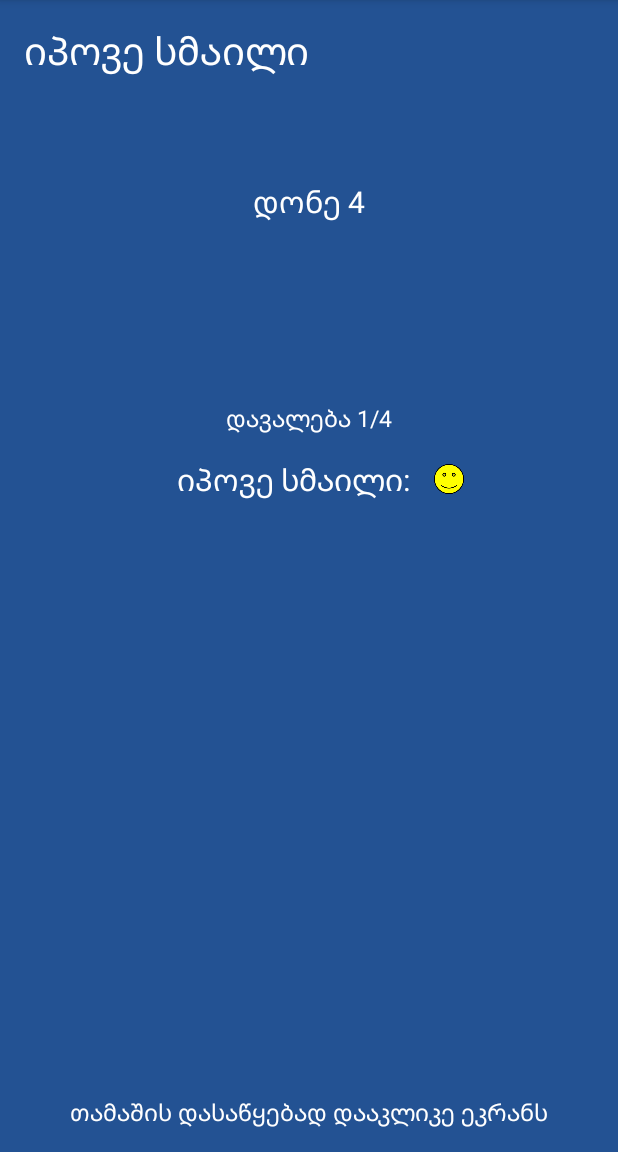
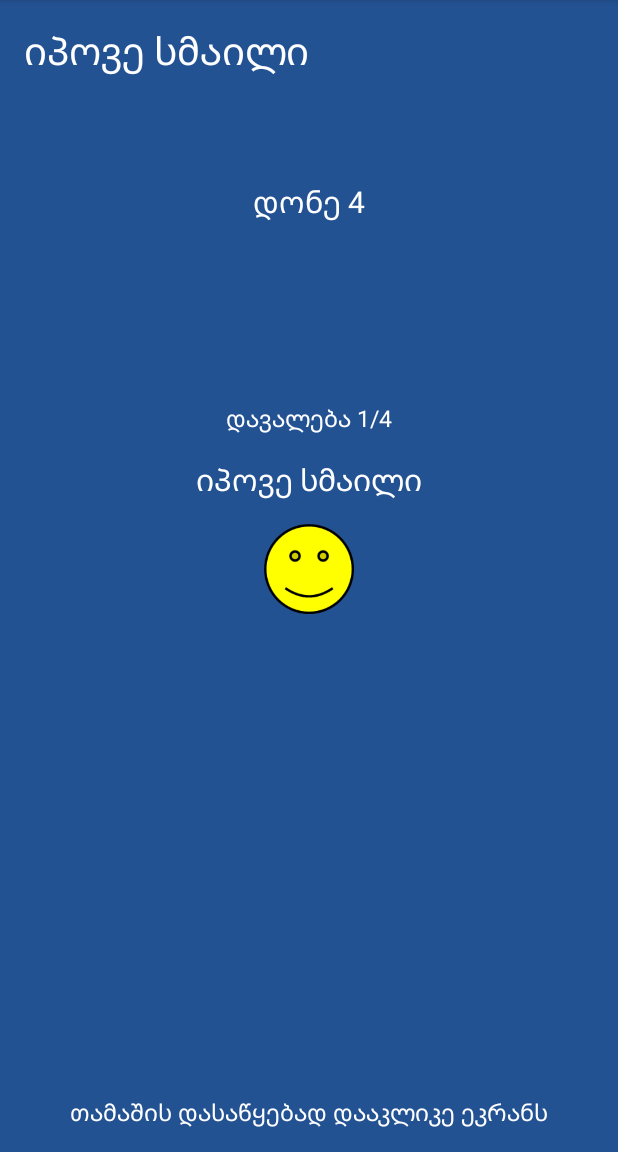
Before and after one commit to BekaGitHub/LogicGame, an Android app: the screen it shows after launch (InfoActivity_Level_4), after a tap on "იპოვე სმაილი", on a phone screen of 412 x 824 dp, the part 84-1236 px from its top. Run offline under Robolectric (Android 15) with nearby library versions, the light colour scheme and no system bars; libraries missing offline, so code that uses them is left out: android.support.v7; 2 statements that could not run were skipped.

Commit message:
big images in infoactivity from level4

```diff
--- a/app/src/main/res/layout/activity_info_level_4.xml
+++ b/app/src/main/res/layout/activity_info_level_4.xml
@@ -39,18 +39,12 @@
     android:textColor="@color/text_color"
     android:textSize="@dimen/exercise_counter"/>
 
-  <LinearLayout
-    android:layout_width="match_parent"
-    android:layout_height="wrap_content"
-    android:layout_below="@+id/info_activity_level4_exercise_counter"
-    android:gravity="center"
-    android:orientation="horizontal"
-    >
-
     <TextView
       android:id="@+id/exercise_level4"
       android:layout_width="wrap_content"
       android:layout_height="wrap_content"
+      android:layout_below="@+id/info_activity_level4_exercise_counter"
+      android:layout_centerHorizontal="true"
       android:layout_margin="@dimen/activity_vertical_margin"
       android:text="@string/find_smile"
       android:textColor="@color/text_color"
@@ -59,10 +53,11 @@
 
     <ImageView
       android:id="@+id/smile_image_view"
-      android:layout_width="20dp"
-      android:layout_height="20dp"/>
+      android:layout_width="60dp"
+      android:layout_height="60dp"
+      android:layout_below="@+id/exercise_level4"
+      android:layout_centerHorizontal="true"/>
 
-  </LinearLayout>
 
   <TextView
     android:id="@+id/start_game"
--- a/app/src/main/res/values/strings.xml
+++ b/app/src/main/res/values/strings.xml
@@ -21,7 +21,7 @@
     სწორია მხოლოდ მაშინ, როდესაც ტექსტის ფერი და ფერის სახელი ერთმანეთს ემთხვევა</string>
   <string name="linke_vs_rechte_2">აირჩიე სწორი პასუხი</string>
   <string name="cryptogram_exercise_explanation">სიმბოლოს რა მნიშვნელობა განაპირობებს გამოსახულების სისწორეს</string>
-  <string name="find_smile">იპოვე სმაილი: </string>
+  <string name="find_smile">იპოვე სმაილი</string>
   <string name="logische_schaltungen_aufgabe_1_beschreibung">ფოტოზე ნაჩვენებ ჩამკეტს ეწოდება ინვერტერი.
     ინვერტერი გარდაქმნის მაღალ ძაბვას (1) დაბალ ძაბვად (0) და პირიქით.</string>
   <string name="logische_schaltungen_aufgabe_2_beschreibung">ფოტოზე ნაჩვენებ ჩამკეტს ეწოდება \"და ჩამკეტი\".
```
